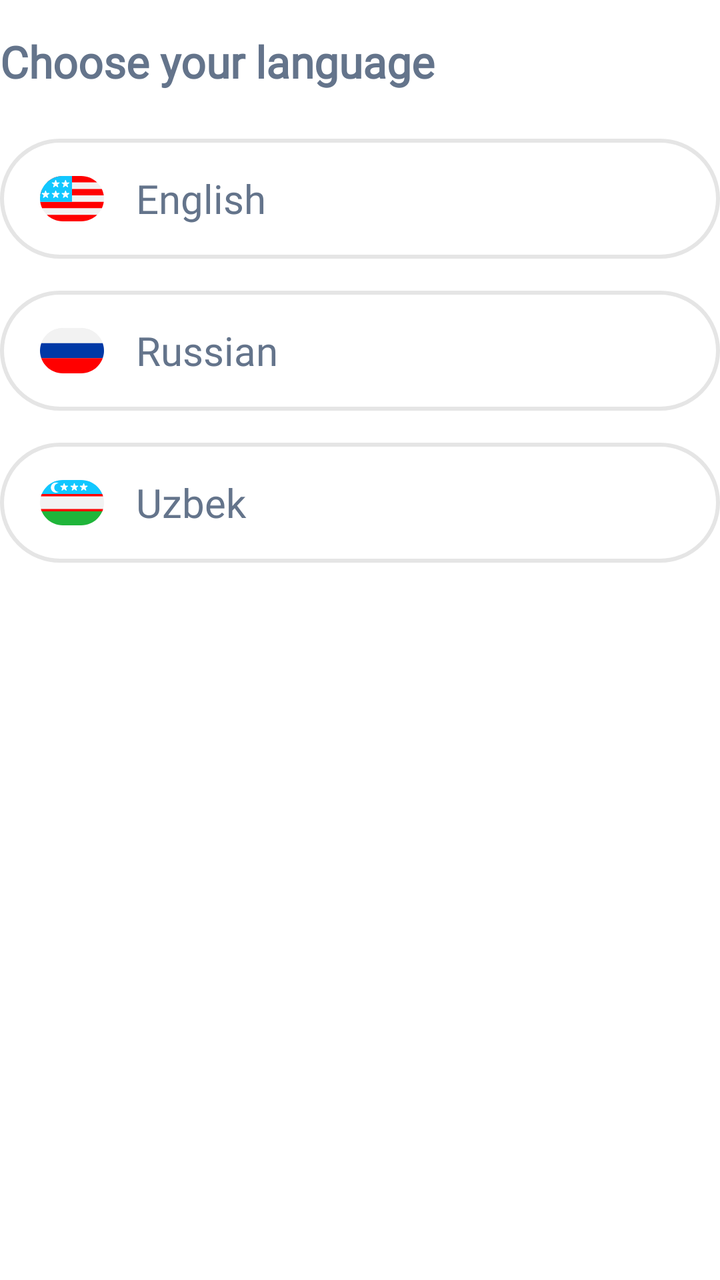
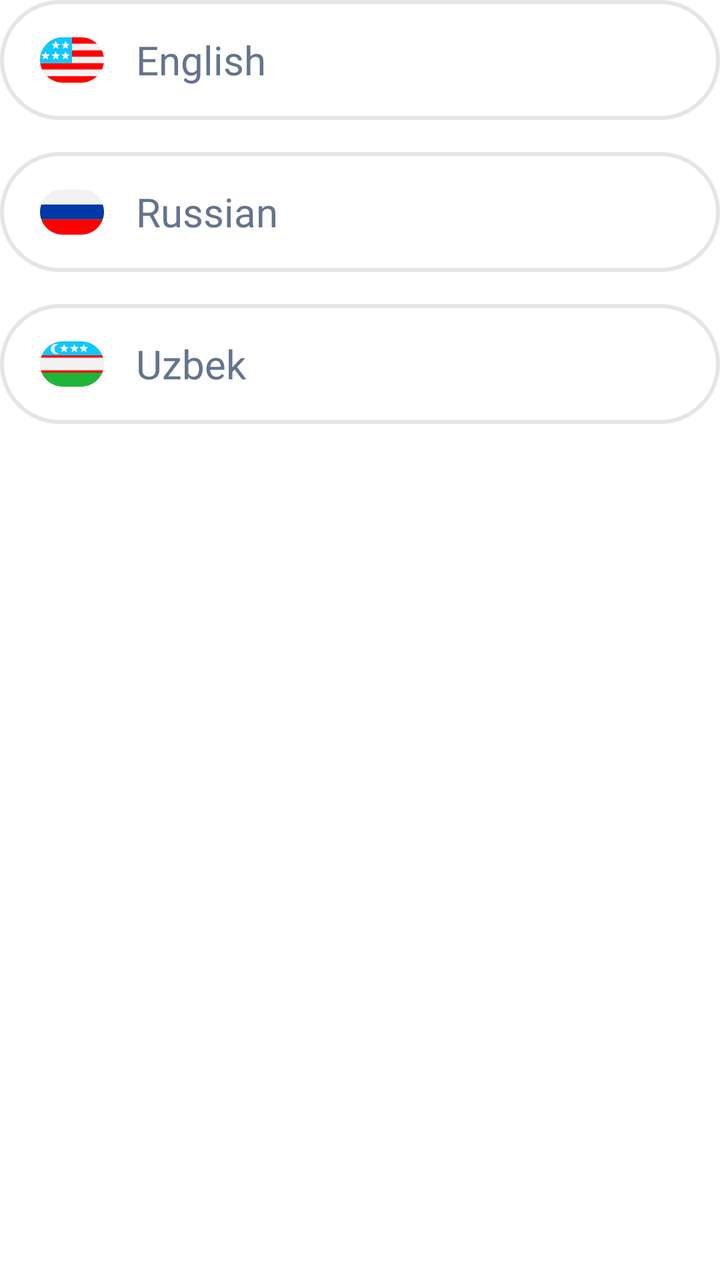

An Android layout rendered at two revisions. The XML below is the earlier revision; the diff shows what the commit changed to produce the second picture.
<!-- AndroidManifest.xml: application theme Theme.Tetragon -->
<!-- res/layout/fragment_language.xml -->
<?xml version="1.0" encoding="utf-8"?>
<androidx.constraintlayout.widget.ConstraintLayout xmlns:android="http://schemas.android.com/apk/res/android"
    xmlns:app="http://schemas.android.com/apk/res-auto"
    android:layout_width="match_parent"
    android:layout_height="match_parent"
    android:background="@color/white">

    <TextView
        android:id="@+id/titleTv"
        android:layout_width="wrap_content"
        android:layout_height="wrap_content"
        android:fontFamily="@font/inter_semibold"
        android:text="@string/choose_your_language"
        android:textColor="@color/text_color"
        android:textSize="22sp"
        android:textStyle="bold"
        android:layout_marginTop="16dp"
        app:layout_constraintStart_toStartOf="parent"
        app:layout_constraintTop_toTopOf="parent" />

    
    <LinearLayout
        android:id="@+id/english"
        android:layout_width="match_parent"
        android:layout_height="wrap_content"
        android:background="@drawable/custom_background"
        android:orientation="horizontal"
        android:gravity="center_vertical"
        android:layout_marginTop="24dp"
        android:paddingStart="20dp"
        android:paddingTop="14dp"
        android:paddingEnd="15dp"
        android:paddingBottom="14dp"
        app:layout_constraintTop_toBottomOf="@+id/titleTv">

        <ImageView
            android:layout_width="32dp"
            android:layout_height="32dp"
            android:layout_marginEnd="16dp"
            android:src="@drawable/ic_flag_uk" /> 

        <TextView
            android:layout_width="0dp"
            android:layout_height="wrap_content"
            android:layout_weight="1"
            android:fontFamily="@font/inter_semibold"
            android:text="@string/english"
            android:textColor="@color/text_color"
            android:textSize="20sp" />
    </LinearLayout>

    
    <LinearLayout
        android:id="@+id/russian"
        android:layout_width="match_parent"
        android:layout_height="wrap_content"
        android:background="@drawable/custom_background"
        android:orientation="horizontal"
        android:gravity="center_vertical"
        android:layout_marginTop="16dp"
        android:paddingStart="20dp"
        android:paddingTop="14dp"
        android:paddingEnd="15dp"
        android:paddingBottom="14dp"
        app:layout_constraintTop_toBottomOf="@+id/english">

        <ImageView
            android:layout_width="32dp"
            android:layout_height="32dp"
            android:layout_marginEnd="16dp"
            android:src="@drawable/ic_flag_russia" /> 

        <TextView
            android:layout_width="0dp"
            android:layout_height="wrap_content"
            android:layout_weight="1"
            android:fontFamily="@font/inter_semibold"
            android:text="@string/russian"
            android:textColor="@color/text_color"
            android:textSize="20sp" />
    </LinearLayout>

    
    <LinearLayout
        android:id="@+id/uzbek"
        android:layout_width="match_parent"
        android:layout_height="wrap_content"
        android:background="@drawable/custom_background"
        android:orientation="horizontal"
        android:gravity="center_vertical"
        android:layout_marginTop="16dp"
        android:paddingStart="20dp"
        android:paddingTop="14dp"
        android:paddingEnd="15dp"
        android:paddingBottom="14dp"
        app:layout_constraintTop_toBottomOf="@+id/russian">

        <ImageView
            android:layout_width="32dp"
            android:layout_height="32dp"
            android:layout_marginEnd="16dp"
            android:src="@drawable/ic_flag_uzbekistan" /> 

        <TextView
            android:layout_width="0dp"
            android:layout_height="wrap_content"
            android:layout_weight="1"
            android:fontFamily="@font/inter_semibold"
            android:text="@string/uzbek"
            android:textColor="@color/text_color"
            android:textSize="20sp" />
    </LinearLayout>

</androidx.constraintlayout.widget.ConstraintLayout>
<!-- resources referenced by this layout -->
<resources>
  <color name="text_color">#64748b</color>
  <color name="white">#FFFFFFFF</color>
  <!-- drawable custom_background (drawable) -->
  <?xml version="1.0" encoding="utf-8"?>
  <shape xmlns:android="http://schemas.android.com/apk/res/android"
      android:shape="rectangle">
      <solid android:color="#ffffff"/>
      <stroke android:color="#e5e5e5"
          android:width="2dp"/>
      <corners android:radius="40dp"/>
  </shape>
  <!-- drawable ic_flag_russia: vector/xml drawable (drawable, 2062 chars, omitted) -->
  <!-- drawable ic_flag_uk: vector/xml drawable (drawable, 3467 chars, omitted) -->
  <!-- drawable ic_flag_uzbekistan: vector/xml drawable (drawable, 3671 chars, omitted) -->
  <string name="choose_your_language">Choose your language</string>
  <string name="english">English</string>
  <string name="russian">Russian</string>
  <string name="uzbek">Uzbek</string>
  <style name="Theme.Tetragon" parent="Base.Theme.Tetragon" />
  <style name="Base.Theme.Tetragon" parent="Theme.Material3.DayNight.NoActionBar">
          <item name="android:statusBarColor">@color/white</item>
          <item name="android:navigationBarColor">@color/white</item>
          <item name="android:windowLightStatusBar">true</item>
  
          <item name="android:windowBackground">@color/white</item>
          <item name="android:colorBackground">@color/white</item>
  
          <item name="android:windowIsTranslucent">false</item>
      </style>
</resources>

<!-- the commit's change to res/layout/fragment_language.xml (unified diff, before → after) -->
@@ -5,33 +5,21 @@
     android:layout_height="match_parent"
     android:background="@color/white">
 
-    <TextView
-        android:id="@+id/titleTv"
-        android:layout_width="wrap_content"
-        android:layout_height="wrap_content"
-        android:fontFamily="@font/inter_semibold"
-        android:text="@string/choose_your_language"
-        android:textColor="@color/text_color"
-        android:textSize="22sp"
-        android:textStyle="bold"
-        android:layout_marginTop="16dp"
-        app:layout_constraintStart_toStartOf="parent"
-        app:layout_constraintTop_toTopOf="parent" />
-
     
     <LinearLayout
         android:id="@+id/english"
         android:layout_width="match_parent"
         android:layout_height="wrap_content"
         android:background="@drawable/custom_background"
+        android:gravity="center_vertical"
         android:orientation="horizontal"
-        android:gravity="center_vertical"
-        android:layout_marginTop="24dp"
         android:paddingStart="20dp"
         android:paddingTop="14dp"
         android:paddingEnd="15dp"
         android:paddingBottom="14dp"
-        app:layout_constraintTop_toBottomOf="@+id/titleTv">
+        app:layout_constraintEnd_toEndOf="parent"
+        app:layout_constraintStart_toStartOf="parent"
+        app:layout_constraintTop_toTopOf="parent">
 
         <ImageView
             android:layout_width="32dp"
@@ -54,14 +42,16 @@
         android:id="@+id/russian"
         android:layout_width="match_parent"
         android:layout_height="wrap_content"
+        android:layout_marginTop="16dp"
         android:background="@drawable/custom_background"
+        android:gravity="center_vertical"
         android:orientation="horizontal"
-        android:gravity="center_vertical"
-        android:layout_marginTop="16dp"
         android:paddingStart="20dp"
         android:paddingTop="14dp"
         android:paddingEnd="15dp"
         android:paddingBottom="14dp"
+        app:layout_constraintEnd_toEndOf="parent"
+        app:layout_constraintStart_toStartOf="parent"
         app:layout_constraintTop_toBottomOf="@+id/english">
 
         <ImageView
@@ -85,14 +75,16 @@
         android:id="@+id/uzbek"
         android:layout_width="match_parent"
         android:layout_height="wrap_content"
+        android:layout_marginTop="16dp"
         android:background="@drawable/custom_background"
+        android:gravity="center_vertical"
         android:orientation="horizontal"
-        android:gravity="center_vertical"
-        android:layout_marginTop="16dp"
         android:paddingStart="20dp"
         android:paddingTop="14dp"
         android:paddingEnd="15dp"
         android:paddingBottom="14dp"
+        app:layout_constraintEnd_toEndOf="parent"
+        app:layout_constraintStart_toStartOf="parent"
         app:layout_constraintTop_toBottomOf="@+id/russian">
 
         <ImageView
<!-- resource entries referenced after the edit -->
@@ -14,7 +14,6 @@
   <!-- drawable ic_flag_russia: vector/xml drawable (drawable, 2062 chars, omitted) -->
   <!-- drawable ic_flag_uk: vector/xml drawable (drawable, 3467 chars, omitted) -->
   <!-- drawable ic_flag_uzbekistan: vector/xml drawable (drawable, 3671 chars, omitted) -->
-  <string name="choose_your_language">Choose your language</string>
   <string name="english">English</string>
   <string name="russian">Russian</string>
   <string name="uzbek">Uzbek</string>
